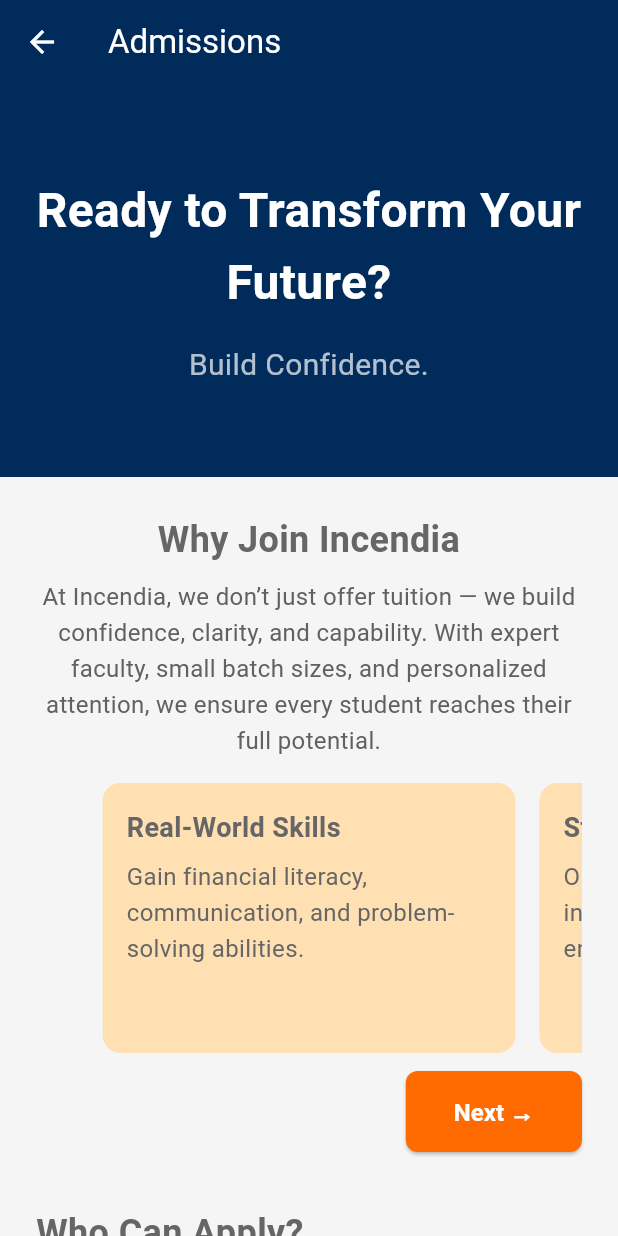
After one commit to Ishi17/incendia2, a Flutter app: the AdmissionsPage screen opened by its route, on a phone screen of 412 x 824 dp. The commit adds this screen. Run offline on Flutter 3.47's test engine with Material 3 defaults, Android fonts, the phone set to English and light mode, and no system bars; drawn by our look-alikes of animated_text_kit; network calls fail; Roboto replaces fonts that are missing (Poppins).

Commit message:
Admissions page and dependencies

```diff
--- a/lib/main.dart
+++ b/lib/main.dart
@@ -1,5 +1,6 @@
 import 'package:flutter/material.dart';
 import 'package:incendia_webpage/pages/life_skills_page.dart';
+import 'package:incendia_webpage/pages/admissions_page.dart';
 
 void main() {
   runApp(MyApp());
@@ -57,7 +58,7 @@
         '/academic': (context) => PlaceholderPage('Academic Mastery'),
         '/life-skills': (context) => LifeSkillsPage(),
         '/schedule': (context) => PlaceholderPage('Schedule & Locations'),
-        '/admissions': (context) => PlaceholderPage('Admissions'),
+        '/admissions': (context) => AdmissionsPage(),
         '/gallery': (context) => PlaceholderPage('Gallery'),
         '/careers': (context) => PlaceholderPage('Careers'),
         '/contact': (context) => PlaceholderPage('Contact Us'),
--- /dev/null
+++ b/lib/pages/admissions_page.dart
@@ -0,0 +1,405 @@
+import 'package:flutter/material.dart';
+import 'package:animated_text_kit/animated_text_kit.dart';
+
+class AdmissionsPage extends StatefulWidget {
+  @override
+  _AdmissionsPageState createState() => _AdmissionsPageState();
+}
+
+class _AdmissionsPageState extends State<AdmissionsPage> {
+  int _currentPage = 0;
+  final PageController _pageController = PageController(viewportFraction: 0.8);
+
+  void _scrollToNextCard(int totalCards) {
+    setState(() {
+      _currentPage = (_currentPage + 1) % totalCards;
+    });
+    _pageController.animateToPage(
+      _currentPage,
+      duration: Duration(milliseconds: 500),
+      curve: Curves.easeInOut,
+    );
+  }
+  final List<Map<String, String>> benefits = [
+    {
+      'title': 'Real-World Skills',
+      'desc': 'Gain financial literacy, communication, and problem-solving abilities.',
+    },
+    {
+      'title': 'Student-Centered',
+      'desc': 'Our program is designed to be interactive, inclusive, and empowering.',
+    },
+    {
+      'title': 'Future Readiness',
+      'desc': 'We prepare students for careers, relationships, and adult life.',
+    },
+  ];
+
+  final List<String> targetGroups = [
+    'High School Students',
+    'Parents of Teens',
+    'Educators & Counselors',
+  ];
+
+  final List<Map<String, String>> steps = [
+    {'step': '1', 'text': 'Explore Courses'},
+    {'step': '2', 'text': 'Fill Application Form'},
+    {'step': '3', 'text': 'Attend Orientation'},
+    {'step': '4', 'text': 'Begin Your Journey'},
+  ];
+
+  final List<Map<String, String>> faqs = [
+    {
+      'question': 'Who can apply?',
+      'answer': 'Students aged 12–18, parents, and educators can enroll in our programs.'
+    },
+    {
+      'question': 'Are the courses online or offline?',
+      'answer': 'We offer both online modules and in-person workshops.'
+    },
+    {
+      'question': 'Is there a fee?',
+      'answer': 'Some programs are free; others have nominal fees based on duration.'
+    },
+  ];
+
+  @override
+  Widget build(BuildContext context) {
+    return Scaffold(
+      appBar: AppBar(
+        title: Text('Admissions'),
+        backgroundColor: Color(0xFF002B5B),
+        foregroundColor: Colors.white,
+      ),
+      body: SingleChildScrollView(
+        child: Column(
+          children: [
+            _buildHeroBanner(),
+            _buildWhyJoinCarousel(),
+            _buildWhoCanApplyCards(),
+            _buildAdmissionFlowchart(),
+            _buildRegistrationForm(),
+            _buildFAQs(),
+            _buildFooter(),
+          ],
+        ),
+      ),
+    );
+  }
+
+  Widget _buildHeroBanner() {
+    return Container(
+      width: double.infinity,
+      padding: EdgeInsets.symmetric(vertical: 60, horizontal: 24),
+      color: Color(0xFF002B5B),
+      child: Center( // centers the Column itself
+        child: Column(
+          crossAxisAlignment: CrossAxisAlignment.center, // centers children inside column
+          mainAxisSize: MainAxisSize.min,
+          children: [
+            Text(
+              'Ready to Transform Your Future?',
+              style: TextStyle(
+                fontSize: 32,
+                fontWeight: FontWeight.bold,
+                color: Colors.white,
+              ),
+              textAlign: TextAlign.center, // centers the text
+            ),
+            SizedBox(height: 16),
+            AnimatedTextKit(
+              animatedTexts: [
+                TypewriterAnimatedText(
+                  'Build Confidence.',
+                  textStyle: TextStyle(fontSize: 20, color: Colors.white70),
+                  textAlign: TextAlign.center,
+                ),
+                TypewriterAnimatedText(
+                  'Learn Real-Life Skills.',
+                  textStyle: TextStyle(fontSize: 20, color: Colors.white70),
+                  textAlign: TextAlign.center,
+                ),
+                TypewriterAnimatedText(
+                  'Become Future-Ready.',
+                  textStyle: TextStyle(fontSize: 20, color: Colors.white70),
+                  textAlign: TextAlign.center,
+                ),
+              ],
+              repeatForever: true,
+              pause: Duration(milliseconds: 1500),
+              isRepeatingAnimation: true,
+            ),
+          ],
+        ),
+      ),
+    );
+  }
+
+
+  Widget _buildWhyJoinCarousel() {
+    return Padding(
+      padding: const EdgeInsets.all(24.0),
+      child: Column(
+        crossAxisAlignment: CrossAxisAlignment.center,
+        children: [
+          Center(
+            child: Text(
+              'Why Join Incendia',
+              style: TextStyle(fontSize: 24, fontWeight: FontWeight.bold),
+              textAlign: TextAlign.center,
+            ),
+          ),
+          SizedBox(height: 8),
+          Text(
+            'At Incendia, we don’t just offer tuition — we build confidence, clarity, and capability. '
+            'With expert faculty, small batch sizes, and personalized attention, we ensure every student reaches their full potential.',
+            style: TextStyle(color: Colors.grey[700]),
+            textAlign: TextAlign.center,
+          ),
+          SizedBox(height: 16),
+
+          // 📦 Swipeable card area
+          SizedBox(
+            height: 180,
+            child: PageView.builder(
+              controller: _pageController,
+              itemCount: benefits.length,
+              itemBuilder: (context, index) {
+                final item = benefits[index];
+                return AnimatedContainer(
+                  duration: Duration(milliseconds: 300),
+                  margin: EdgeInsets.symmetric(horizontal: 8.0),
+                  padding: EdgeInsets.all(16),
+                  decoration: BoxDecoration(
+                    color: Colors.orange.shade100,
+                    borderRadius: BorderRadius.circular(12),
+                  ),
+                  child: Column(
+                    crossAxisAlignment: CrossAxisAlignment.start,
+                    children: [
+                      Text(item['title']!,
+                          style: TextStyle(
+                              fontWeight: FontWeight.bold, fontSize: 18)),
+                      SizedBox(height: 8),
+                      Text(item['desc']!),
+                    ],
+                  ),
+                );
+              },
+            ),
+          ),
+
+          SizedBox(height: 12),
+          Align(
+            alignment: Alignment.centerRight,
+            child: ElevatedButton(
+              onPressed: () => _scrollToNextCard(benefits.length),
+              child: Text("Next →"),
+            ),
+          ),
+        ],
+      ),
+    );
+  }
+
+
+  Widget _buildWhoCanApplyCards() {
+    return Padding(
+      padding: const EdgeInsets.symmetric(horizontal: 24.0, vertical: 12),
+      child: Column(
+        crossAxisAlignment: CrossAxisAlignment.start,
+        children: [
+          Text(
+            'Who Can Apply?',
+            style: TextStyle(fontSize: 24, fontWeight: FontWeight.bold),
+          ),
+          SizedBox(height: 16),
+          Container(
+            width: double.infinity,
+            decoration: BoxDecoration(
+              color: Colors.deepPurple.shade50,
+              borderRadius: BorderRadius.circular(12),
+              border: Border.all(color: Colors.deepPurple.shade100),
+            ),
+            padding: EdgeInsets.all(20),
+            child: RichText(
+              text: TextSpan(
+                style: TextStyle(
+                  fontSize: 18,
+                  color: Colors.grey[800],
+                  height: 1.5,
+                ),
+                children: [
+                  TextSpan(text: 'We welcome students from '),
+                  TextSpan(
+                    text: 'Grades 9 to 12 across all boards',
+                    style: TextStyle(fontWeight: FontWeight.w600),
+                  ),
+                  TextSpan(text: '. Limited seats ensure '),
+                  TextSpan(
+                    text: 'personalized attention',
+                    style: TextStyle(fontWeight: FontWeight.w600),
+                  ),
+                  TextSpan(text: ' in every classroom.'),
+                ],
+              ),
+            ),
+          ),
+        ],
+      ),
+    );
+  }
+
+  Widget _buildAdmissionFlowchart() {
+    final List<Map<String, String>> steps = [
+      {
+        'step': '1',
+        'title': 'Submit Enquiry',
+        'desc': 'Fill out the form below or call us directly.',
+      },
+      {
+        'step': '2',
+        'title': 'Free Consultation',
+        'desc': 'Our academic counselor will understand your needs.',
+      },
+      {
+        'step': '3',
+        'title': 'Batch Allocation',
+        'desc': 'We suggest the right batch and schedule based on your board and grade.',
+      },
+      {
+        'step': '4',
+        'title': 'Registration & Fees',
+        'desc': 'Once finalized, complete the registration and pay the fees to confirm your seat.',
+      },
+    ];
+
+    return Padding(
+      padding: const EdgeInsets.all(24.0),
+      child: Column(
+        crossAxisAlignment: CrossAxisAlignment.start,
+        children: [
+          Text('Admission Process',
+              style: TextStyle(fontSize: 24, fontWeight: FontWeight.bold)),
+          SizedBox(height: 16),
+          Column(
+            children: steps.map((step) {
+              return Padding(
+                padding: const EdgeInsets.symmetric(vertical: 16.0),
+                child: Row(
+                  crossAxisAlignment: CrossAxisAlignment.start,
+                  children: [
+                    Column(
+                      children: [
+                        CircleAvatar(
+                          backgroundColor: Colors.deepPurple,
+                          radius: 16,
+                          child: Text(step['step']!,
+                              style: TextStyle(color: Colors.white)),
+                        ),
+                        if (step != steps.last)
+                          Container(
+                            width: 2,
+                            height: 50,
+                            color: Colors.deepPurple.shade200,
+                          ),
+                      ],
+                    ),
+                    SizedBox(width: 16),
+                    Expanded(
+                      child: Column(
+                        crossAxisAlignment: CrossAxisAlignment.start,
+                        children: [
+                          Text(step['title']!,
+                              style: TextStyle(
+                                  fontWeight: FontWeight.bold, fontSize: 16)),
+                          SizedBox(height: 4),
+                          Text(step['desc']!,
+                              style: TextStyle(color: Colors.grey[700])),
+                        ],
+                      ),
+                    )
+                  ],
+                ),
+              );
+            }).toList(),
+          )
+        ],
+      ),
+    );
+  }
+
+  Widget _buildRegistrationForm() {
+    return Padding(
+      padding: const EdgeInsets.all(24.0),
+      child: Column(
+        crossAxisAlignment: CrossAxisAlignment.start,
+        children: [
+          Text('Enquiry / Registration Form',
+              style: TextStyle(fontSize: 24, fontWeight: FontWeight.bold)),
+          SizedBox(height: 16),
+          _requiredField('Student’s Name'),
+          _requiredField('Grade'),
+          _requiredField('Board'),
+          _requiredField('Parent’s Name'),
+          _requiredField('Contact'),
+          _requiredField('Preferred Timing to call (Weekday/Weekend)'),
+          _requiredField('Subjects'),
+          _requiredField('Message or Comments', maxLines: 3),
+          SizedBox(height: 16),
+          ElevatedButton(onPressed: () {}, child: Text('Submit'))
+        ],
+      ),
+    );
+  }
+
+Widget _requiredField(String label, {int maxLines = 1}) {
+  return Padding(
+    padding: const EdgeInsets.only(bottom: 12.0),
+    child: TextField(
+      maxLines: maxLines,
+      decoration: InputDecoration(
+        labelText: label,
+        border: OutlineInputBorder(),
+        suffixIcon: Icon(Icons.star, color: Colors.redAccent, size: 12),
+      ),
+    ),
+  );
+}
+
+  Widget _buildFAQs() {
+    return Padding(
+      padding: const EdgeInsets.all(24.0),
+      child: Column(
+        crossAxisAlignment: CrossAxisAlignment.start,
+        children: [
+          Text('FAQs', style: TextStyle(fontSize: 24, fontWeight: FontWeight.bold)),
+          SizedBox(height: 12),
+          ...faqs.map((faq) => ExpansionTile(
+            title: Text(faq['question']!),
+            children: [Padding(
+              padding: const EdgeInsets.symmetric(horizontal: 16.0),
+              child: Text(faq['answer']!),
+            )],
+          ))
+        ],
+      ),
+    );
+  }
+
+  Widget _buildFooter() {
+    return Container(
+      color: Colors.grey.shade200,
+      padding: EdgeInsets.all(24),
+      child: Column(
+        children: [
+          Text('Contact Us', style: TextStyle(fontWeight: FontWeight.bold)),
+          SizedBox(height: 8),
+          Text('info@lifeskills.org | +91 98765 43210'),
+          SizedBox(height: 12),
+          Text('© 2025 Life Skills Program')
+        ],
+      ),
+    );
+  }
+}
--- a/lib/pages/life_skills_page.dart
+++ b/lib/pages/life_skills_page.dart
@@ -63,61 +63,73 @@
         'title': 'Financial Literacy for Teens',
         'description': 'Budgeting, saving, digital payments (UPI, wallets), understanding banks, avoiding scams.',
         'icon': Icons.account_balance,
+        'color': Color(0xFFE3F2FD), // Light Blue
       },
       {
         'title': 'Digital Citizenship & Internet Safety',
         'description': 'Cyberbullying, privacy settings, fake news, screen time balance, digital footprint.',
         'icon': Icons.security,
+        'color': Color(0xFFFCE4EC), // Pink
       },
       {
         'title': 'Communication & Public Speaking',
         'description': 'Storytelling, debates, presentations, body language, active listening.',
         'icon': Icons.record_voice_over,
+        'color': Color(0xFFE8F5E9), // Green
       },
       {
         'title': 'Time Management & Study Skills',
         'description': 'Prioritizing tasks, planners, Pomodoro technique, overcoming distractions.',
         'icon': Icons.schedule,
+        'color': Color(0xFFFFF3E0), // Orange
       },
       {
         'title': 'Leadership & Teamwork',
         'description': 'Group roles, collaboration, leading projects, resolving conflicts.',
         'icon': Icons.group,
+        'color': Color(0xFFF3E5F5), // Purple
       },
       {
         'title': 'Emotional Intelligence (EQ)',
         'description': 'Identifying feelings, managing emotions, self-awareness, empathy exercises.',
         'icon': Icons.sentiment_satisfied,
+        'color': Color(0xFFE0F7FA), // Cyan
       },
       {
         'title': 'Basic Legal & Civic Awareness',
         'description': 'Student rights, voting basics, equality, safety laws, RTI & digital consent.',
         'icon': Icons.gavel,
+        'color': Color(0xFFFFEBEE), // Light Red
       },
       {
         'title': 'Goal Setting & Self-Motivation',
         'description': 'SMART goals, vision boards, intrinsic vs extrinsic motivation, habit loops.',
         'icon': Icons.flag,
+        'color': Color(0xFFFFF9C4), // Yellow
       },
       {
         'title': 'First Aid & Personal Safety',
         'description': 'CPR basics, handling minor injuries, emergency contact awareness, street safety.',
         'icon': Icons.medical_services,
+        'color': Color(0xFFE1F5FE), // Light Blue
       },
       {
         'title': 'Mindfulness & Mental Well-being',
         'description': 'Meditation, stress management, gratitude journaling, self-reflection techniques.',
         'icon': Icons.self_improvement,
+        'color': Color(0xFFF1F8E9), // Light Green
       },
       {
         'title': 'Nutrition & Fireless Cooking',
         'description': 'Healthy eating habits, decoding food labels, making simple no-flame recipes.',
         'icon': Icons.restaurant,
+        'color': Color(0xFFFFFDE7), // Light Yellow
       },
       {
         'title': 'Career Awareness & Future Readiness',
         'description': 'Career exploration, 21st-century jobs, freelancing basics, resume writing.',
         'icon': Icons.work,
+        'color': Color(0xFFEDE7F6), // Lavender
       },
     ];
 
@@ -132,11 +144,13 @@
             title: skillData['title']!,
             description: skillData['description']!,
             icon: skillData['icon'],
+            color: skillData['color'],
           );
         }).toList(),
       ),
     );
   }
+
 
   Widget _buildTestimonialSection() {
     return Container(
@@ -190,8 +204,9 @@
   final String title;
   final String description;
   final IconData icon;
+  final Color color;
 
-  const SkillCard({required this.title, required this.description, required this.icon, Key? key}) : super(key: key);
+  const SkillCard({required this.title, required this.description, required this.icon, required this.color, Key? key}) : super(key: key);
 
   @override
   _SkillCardState createState() => _SkillCardState();
@@ -291,7 +306,7 @@
               width: 300,
               height: 220,
               decoration: BoxDecoration(
-                color: Colors.white,
+                color: widget.color,
                 borderRadius: BorderRadius.circular(16),
                 boxShadow: [
                   BoxShadow(
--- a/pubspec.yaml
+++ b/pubspec.yaml
@@ -45,6 +45,8 @@
   # package. See that file for information about deactivating specific lint
   # rules and activating additional ones.
   flutter_lints: ^5.0.0
+  animated_text_kit: ^4.2.2  # or latest version
+  carousel_slider: ^4.1.1
 
 # For information on the generic Dart part of this file, see the
 # following page: https://dart.dev/tools/pub/pubspec
```
Also changed, not shown: pubspec.lock. Lines whose indentation alone changed are shown as unchanged.
